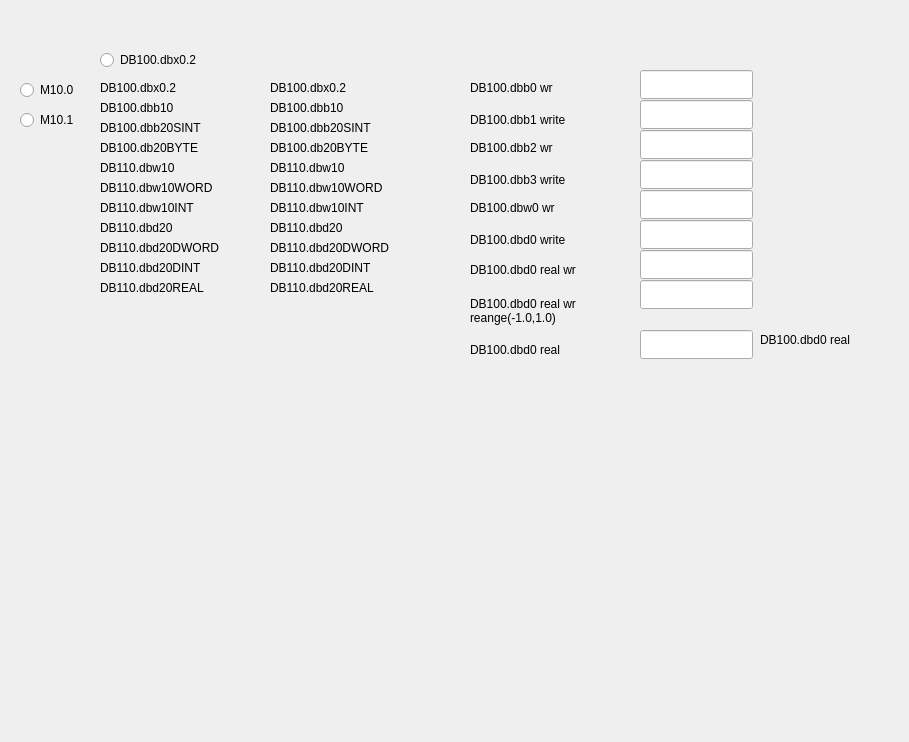
This is scr3.ui in shateks/ibh-link-s7-python-app as Qt 5 draws it before an edit. The edited form follows.
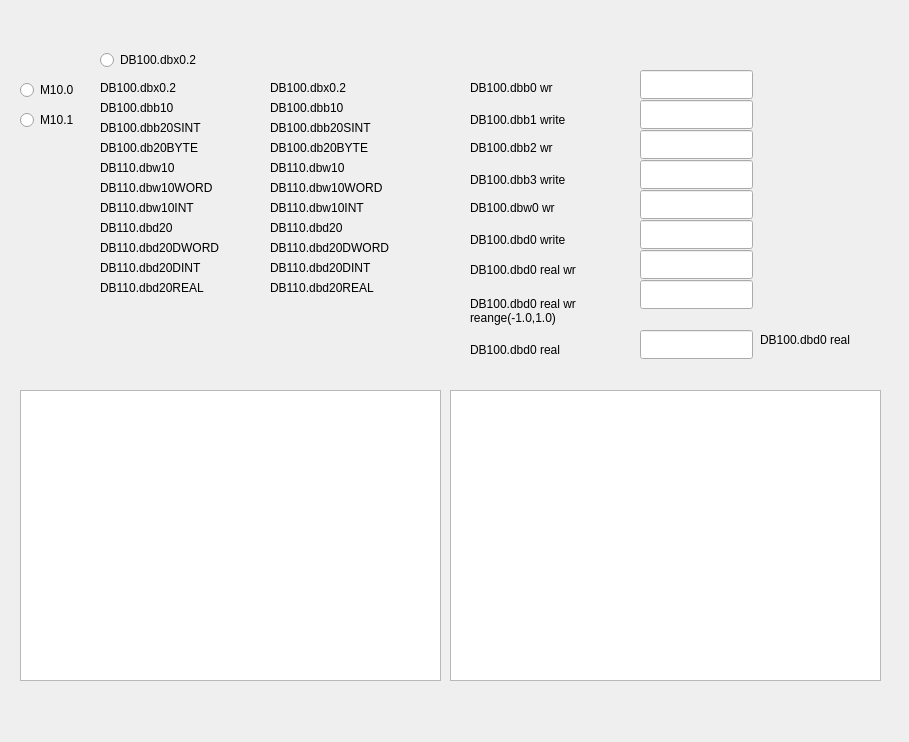
This is the edited form.

Commit message: Alarm window feature, first commit. utils.parse_alarm passes new tests.

Patch:
```diff
--- a/scr3.ui
+++ b/scr3.ui
@@ -736,6 +736,44 @@
     <string>DB110.dbw10INT</string>
    </property>
   </widget>
+  <widget class="QListView" name="listView">
+   <property name="geometry">
+    <rect>
+     <x>20</x>
+     <y>390</y>
+     <width>421</width>
+     <height>291</height>
+    </rect>
+   </property>
+   <property name="whatsThis">
+    <string>M10.0 Błąd 1 eeeeeeeeeeeeeeeeeeeeeeeeeeeeeeeeeeeeeeeeeeeeeeeeeeeeeeeeeeeeeeeeeeeeeeeeeeeeeeeeeeeeeeaaaaaaaaaaaaaaaaaaaa
+M10.1 Błąd 2 eeeeeeeeeeeeeeeeeeeeeeeeeeeeeeeeeeeeeeeeeeeeeeeeeeeeeeeeeeeeeeeeeeeeeeeeeeeeeeeeeeeeeeaaaaaaaaaaaaaaaaaaaa
+M10.2 Błąd 3 eeeeeeeeeeeeeeeeeeeeeeeeeeeeeeeeeeeeeeeeeeeeeeeeeeeeeeeeeeeeeeeeeeeeeeeeeeeeeeeeeeeeeeaaaaaaaaaaaaaaaaaaaa
+M10.3 Błąd 4 eeeeeeeeeeeeeeeeeeeeeeeeeeeeeeeeeeeeeeeeeeeeeeeeeeeeeeeeeeeeeeeeeeeeeeeeeeeeeeeeeeeeeeaaaaaaaaaaaaaaaaaaaa
+M10.4 Błąd 5 eeeeeeeeeeeeeeeeeeeeeeeeeeeeeeeeeeeeeeeeeeeeeeeeeeeeeeeeeeeeeeeeeeeeeeeeeeeeeeeeeeeeeeaaaaaaaaaaaaaaaaaaaa
+M10.5 Błąd 6 eeeeeeeeeeeeeeeeeeeeeeeeeeeeeeeeeeeeeeeeeeeeeeeeeeeeeeeeeeeeeeeeeeeeeeeeeeeeeeeeeeeeeeaaaaaaaaaaaaaaaaaaaa
+M10.6 Błąd 7 eeeeeeeeeeeeeeeeeeeeeeeeeeeeeeeeeeeeeeeeeeeeeeeeeeeeeeeeeeeeeeeeeeeeeeeeeeeeeeeeeeeeeeaaaaaaaaaaaaaaaaaaaa</string>
+   </property>
+  </widget>
+  <widget class="QTableView" name="tableView">
+   <property name="geometry">
+    <rect>
+     <x>450</x>
+     <y>390</y>
+     <width>431</width>
+     <height>291</height>
+    </rect>
+   </property>
+   <property name="whatsThis">
+    <string>M10.0 Błąd 1 eeeeeeeeeeeeeeeeeeeeeeeeeeeeeeeeeeeeeeeeeeeeeeeeeeeeeeeeeeeeeeeeeeeeeeeeeeeeeeeeeeeeeeaaaaaaaaaaaaaaaaaaaa
+M10.1 Błąd 2 eeeeeeeeeeeeeeeeeeeeeeeeeeeeeeeeeeeeeeeeeeeeeeeeeeeeeeeeeeeeeeeeeeeeeeeeeeeeeeeeeeeeeeaaaaaaaaaaaaaaaaaaaa
+M10.2 Błąd 3 eeeeeeeeeeeeeeeeeeeeeeeeeeeeeeeeeeeeeeeeeeeeeeeeeeeeeeeeeeeeeeeeeeeeeeeeeeeeeeeeeeeeeeaaaaaaaaaaaaaaaaaaaa
+M10.3 Błąd 4 eeeeeeeeeeeeeeeeeeeeeeeeeeeeeeeeeeeeeeeeeeeeeeeeeeeeeeeeeeeeeeeeeeeeeeeeeeeeeeeeeeeeeeaaaaaaaaaaaaaaaaaaaa
+M10.4 Błąd 5 eeeeeeeeeeeeeeeeeeeeeeeeeeeeeeeeeeeeeeeeeeeeeeeeeeeeeeeeeeeeeeeeeeeeeeeeeeeeeeeeeeeeeeaaaaaaaaaaaaaaaaaaaa
+M10.5 Błąd 6 eeeeeeeeeeeeeeeeeeeeeeeeeeeeeeeeeeeeeeeeeeeeeeeeeeeeeeeeeeeeeeeeeeeeeeeeeeeeeeeeeeeeeeaaaaaaaaaaaaaaaaaaaa
+M10.6 Błąd 7 eeeeeeeeeeeeeeeeeeeeeeeeeeeeeeeeeeeeeeeeeeeeeeeeeeeeeeeeeeeeeeeeeeeeeeeeeeeeeeeeeeeeeeaaaaaaaaaaaaaaaaaaaa</string>
+   </property>
+  </widget>
  </widget>
  <resources/>
  <connections/>
```
The commit also changes 6 other files.
